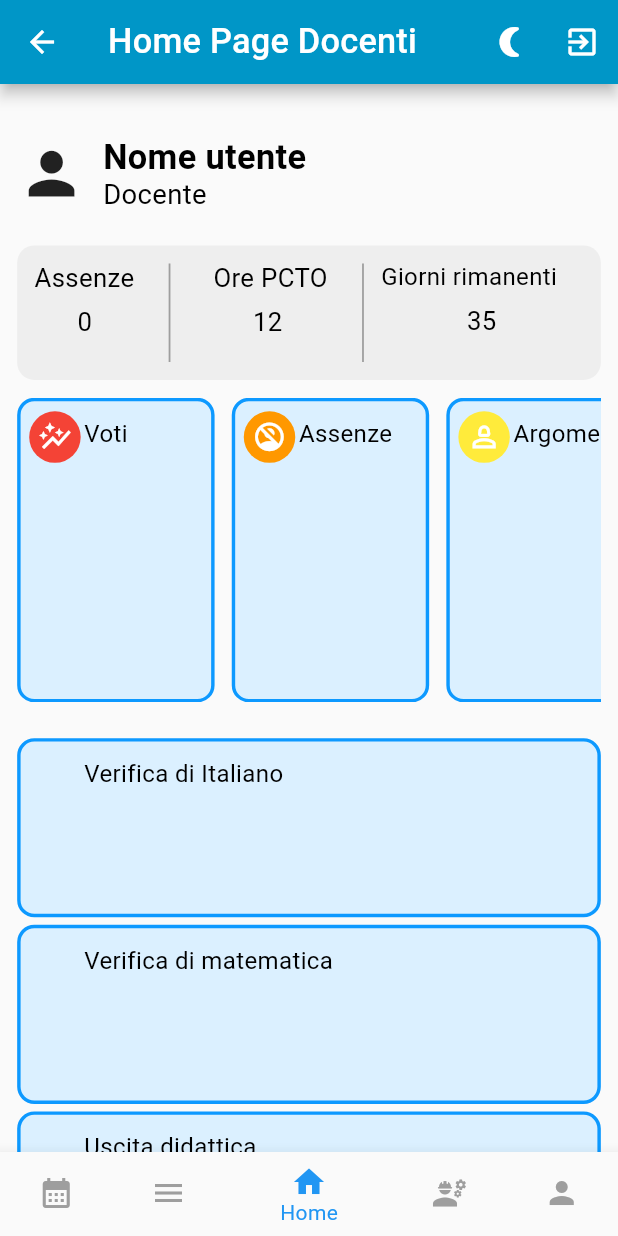
After one commit to NinoZullo05/SchoolRegister, a Flutter app: the HomePageDocenti screen opened directly, on a phone screen of 412 x 824 dp. The commit adds this screen. Run offline on Flutter 3.47's test engine with Material 2 defaults, Android fonts, the phone set to English and light mode, and no system bars; our stand-ins replace flare_flutter, flutter_screenutil, flutter_svg, google_fonts, table_calendar; missing offline and left inert: mysql1.

```diff
--- /dev/null
+++ b/lib/Pagine/Docenti/HomePageDocenti.dart
@@ -0,0 +1,268 @@
+import 'package:flutter/material.dart';
+import 'package:flutter_screenutil/flutter_screenutil.dart';
+import 'package:registro/Pagine/Calendario.dart';
+import 'package:registro/Pagine/PCTO.dart';
+import 'package:registro/Pagine/Profilo.dart';
+import 'package:registro/Pagine/menu.dart';
+import 'package:registro/metodi/Metodi.dart';
+import 'package:registro/Pagine/PaginaLogin.dart';
+
+class HomePageDocenti extends StatefulWidget {
+  const HomePageDocenti({Key? key}) : super(key: key);
+
+  @override
+  _HomePageDocentiState createState() => _HomePageDocentiState();
+}
+
+class _HomePageDocentiState extends State<HomePageDocenti> {
+  int _selectedIndex = 2;
+  Brightness _currentBrightness = Brightness.light;
+
+  void _onItemTapped(int index) {
+    setState(() {
+      _selectedIndex = index;
+    });
+  }
+
+  void _toggleTheme() {
+    setState(() {
+      _currentBrightness =
+      _currentBrightness == Brightness.light ? Brightness.dark : Brightness.light;
+    });
+  }
+
+  @override
+  Widget build(BuildContext context) {
+    return Scaffold(
+      appBar: AppBar(
+        title: Text('Home Page Docenti'),
+        actions: [
+          IconButton(
+            icon: _currentBrightness == Brightness.light
+                ? Icon(Icons.nightlight_round)
+                : Icon(Icons.wb_sunny),
+            onPressed: _toggleTheme,
+          ),
+          IconButton(
+            icon: Icon(Icons.exit_to_app),
+            onPressed: () {
+              Navigator.push(
+                context,
+                MaterialPageRoute(
+                  builder: (context) => PaginaLogin(),
+                ),
+              );
+            },
+          ),
+        ],
+      ),
+      body: Padding(
+        padding: EdgeInsets.only(top: 30.h, left: 10.w, right: 10.w),
+        child: Column(
+          crossAxisAlignment: CrossAxisAlignment.start,
+          children: [
+            Row(
+              children: [
+                Icon(Icons.person, size: 40.w),
+                SizedBox(width: 10.w),
+                Column(
+                  crossAxisAlignment: CrossAxisAlignment.start,
+                  children: [
+                    Text(
+                      "Nome utente",
+                      style: TextStyle(
+                          fontSize: 20.w,
+                          color: Colors.black,
+                          fontWeight: FontWeight.bold),
+                    ),
+                    Text(
+                      "Docente",
+                      style: TextStyle(fontSize: 16.w, color: Colors.black),
+                    ),
+                  ],
+                ),
+              ],
+            ),
+            SizedBox(height: 20.h),
+            Container(
+              width: 600.w,
+              height: 75.h,
+              decoration: BoxDecoration(
+                color: Colors.grey.shade200,
+                borderRadius: BorderRadius.circular(10.r),
+              ),
+              child: Row(
+                children: [
+                  Padding(
+                    padding:
+                    EdgeInsets.only(left: 10.w, top: 10.w, bottom: 5.h),
+                    child: Column(
+                      crossAxisAlignment: CrossAxisAlignment.start,
+                      children: [
+                        Text(
+                          "Assenze",
+                          style: TextStyle(fontSize: 15.w, color: Colors.black),
+                        ),
+                        Padding(
+                          padding: EdgeInsets.only(top: 8.h, left: 25.w),
+                          child: Text(
+                            "0",
+                            style:
+                            TextStyle(fontSize: 15.w, color: Colors.black),
+                          ),
+                        ),
+                      ],
+                    ),
+                  ),
+                  SizedBox(width: 20.w),
+                  VerticalDivider(
+                    color: Colors.grey,
+                    width: 1.w,
+                    thickness: 1.h,
+                    indent: 10.h,
+                    endIndent: 10.h,
+                  ),
+                  Padding(
+                    padding:
+                    EdgeInsets.only(left: 25.w, top: 10.w, bottom: 5.h),
+                    child: Column(
+                      crossAxisAlignment: CrossAxisAlignment.start,
+                      children: [
+                        Text(
+                          "Ore PCTO",
+                          style: TextStyle(fontSize: 15.w, color: Colors.black),
+                        ),
+                        Padding(
+                          padding: EdgeInsets.only(top: 8.h, left: 23.w),
+                          child: Text(
+                            "12",
+                            style:
+                            TextStyle(fontSize: 15.w, color: Colors.black),
+                          ),
+                        ),
+                      ],
+                    ),
+                  ),
+                  SizedBox(width: 20.w),
+                  VerticalDivider(
+                    color: Colors.grey,
+                    width: 1.w,
+                    thickness: 1.h,
+                    indent: 10.h,
+                    endIndent: 10.h,
+                  ),
+                  Padding(
+                    padding:
+                    EdgeInsets.only(left: 10.w, top: 10.w, bottom: 5.h),
+                    child: Column(
+                      crossAxisAlignment: CrossAxisAlignment.start,
+                      children: [
+                        Text(
+                          "Giorni rimanenti",
+                          style: TextStyle(fontSize: 14.w, color: Colors.black),
+                        ),
+                        Padding(
+                          padding: EdgeInsets.only(top: 8.h, left: 50.w),
+                          child: Text(
+                            "35",
+                            style:
+                            TextStyle(fontSize: 15.w, color: Colors.black),
+                          ),
+                        )
+                      ],
+                    ),
+                  ),
+                ],
+              ),
+            ),
+            SizedBox(height: 10.h),
+            SingleChildScrollView(
+              scrollDirection: Axis.horizontal,
+              child: Row(
+                children: [
+                  Cont1(Colors.red, Icons.auto_graph, "Voti"),
+                  SizedBox(width: 10.w),
+                  Cont1(Colors.orange, Icons.no_accounts_sharp, "Assenze"),
+                  SizedBox(width: 10.w),
+                  Cont1(Colors.yellow, Icons.person_2_outlined, "Argomenti.dart"),
+                  SizedBox(width: 10.w),
+                  Cont1(Colors.green, Icons.edit, "   Note"),
+                  SizedBox(width: 10.w),
+                  Cont1(Colors.blue, Icons.edit, "Annotazioni"),
+                  SizedBox(width: 10.w),
+                ],
+              ),
+            ),
+            SizedBox(height : 20.h),
+            Expanded(
+              child: ListView(
+                scrollDirection: Axis.vertical,
+                shrinkWrap: true,
+                children: [
+                  Cont2("Verifica di Italiano"),
+                  SizedBox(height: 5),
+                  Cont2("Verifica di matematica"),
+                  SizedBox(height: 5),
+                  Cont2("Uscita didattica"),
+                  SizedBox(height: 5),
+                  Cont2("Verifica di sistemi"),
+                ],
+              ),
+            ),
+          ],
+        ),
+      ),
+      bottomNavigationBar: BottomNavigationBar(
+        currentIndex: _selectedIndex,
+        items: [
+          It("Calendario", Icons.calendar_month),
+          It("Menù", Icons.menu),
+          It("Home", Icons.home),
+          It("PCTO", Icons.engineering),
+          It("Profilo", Icons.person),
+        ],
+        onTap: (currentIndex) {
+          switch(currentIndex){
+            case 0:
+              Navigator.push(
+                context,
+                MaterialPageRoute(
+                  builder: (context) => Calendario(),
+                ),
+              );
+              break;
+            case 1:
+              Navigator.push(
+                context,
+                MaterialPageRoute(
+                  builder: (context) => menu(),
+                ),
+              );
+              break;
+            case 2:
+            // Do nothing since we're already on the home page
+              break;
+            case 3:
+              Navigator.push(
+                context,
+                MaterialPageRoute(
+                  builder: (context) => PCTO(),
+                ),
+              );
+              break;
+            case 4:
+              Navigator.push(
+                context,
+                MaterialPageRoute(
+                  builder: (context) => profilo(),
+                ),
+              );
+              break;
+          }
+        },
+        selectedItemColor: Colors.blue,
+        unselectedItemColor: Colors.grey,
+      ),
+    );
+  }
+}
```
Also changed, not shown: lib/Pagine/PaginaLogin.dart (+6 -6 lines), lib/Pagine/PasswordDimenticata.dart (+6 -6 lines), lib/mysql/DBMetodi.dart (+133 -14 lines), lib/mysql/utente.dart (+10 -2 lines).
